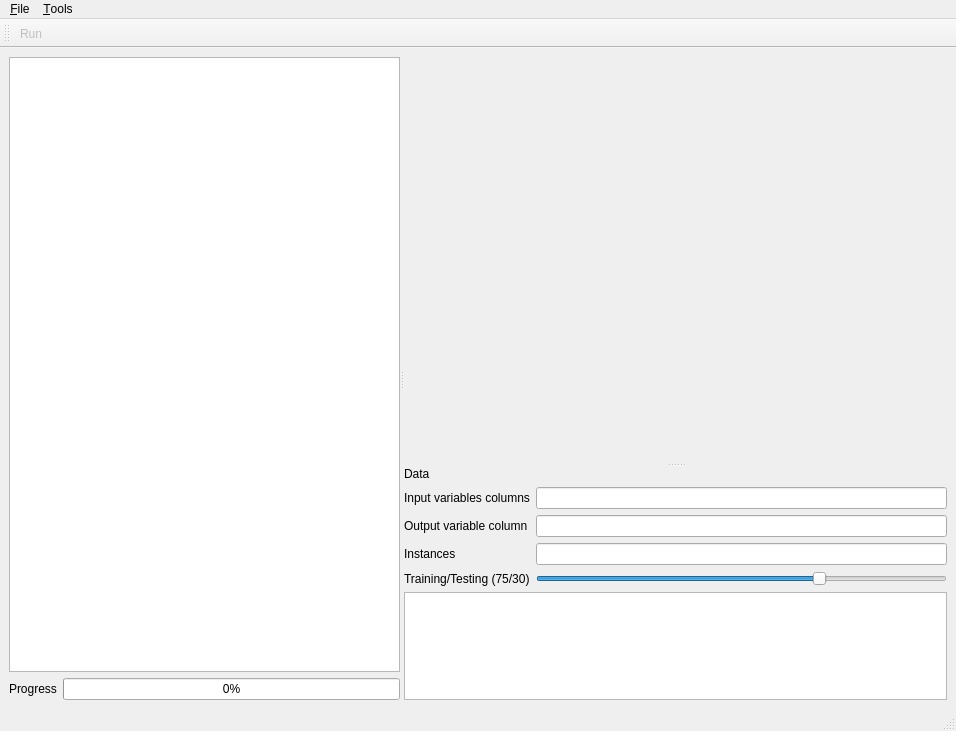
Qt form mainwindow.ui (emigdioz/TreeGP) before a commit.
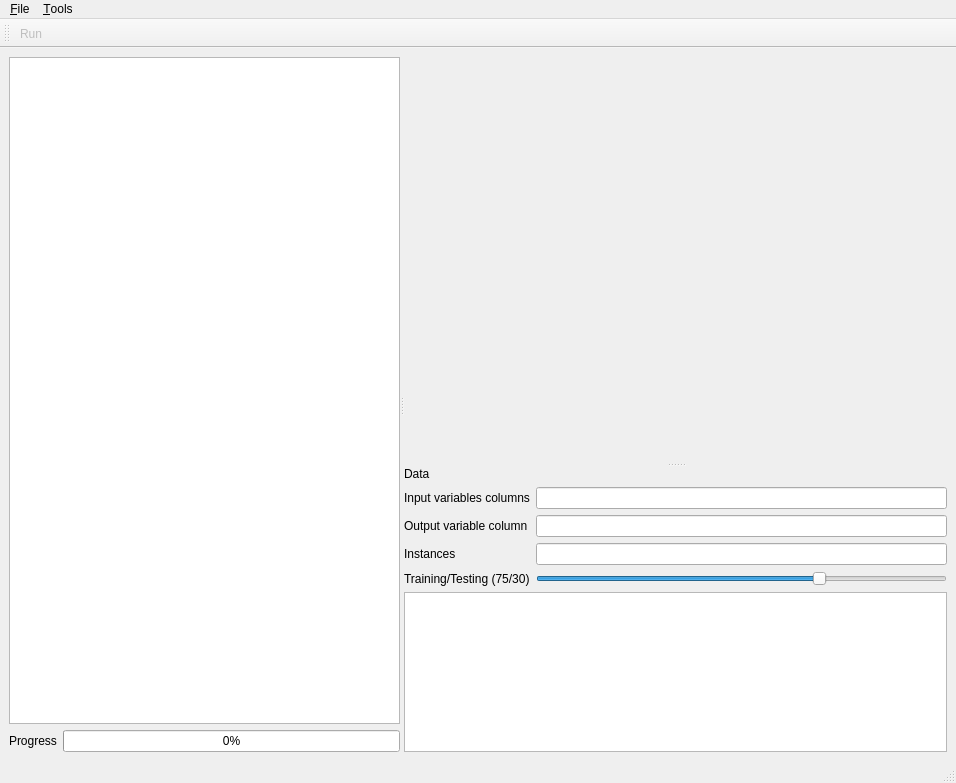
The same form after that commit. Custom widgets are drawn as their Qt base class.

Commit message: Window size changed

The edit to the form file:
```diff
--- a/mainwindow.ui
+++ b/mainwindow.ui
@@ -7,7 +7,7 @@
     <x>0</x>
     <y>0</y>
     <width>956</width>
-    <height>731</height>
+    <height>783</height>
    </rect>
   </property>
   <property name="windowTitle">
```
Left out of the diff: 2 changed lines with no effect on the pictures.
